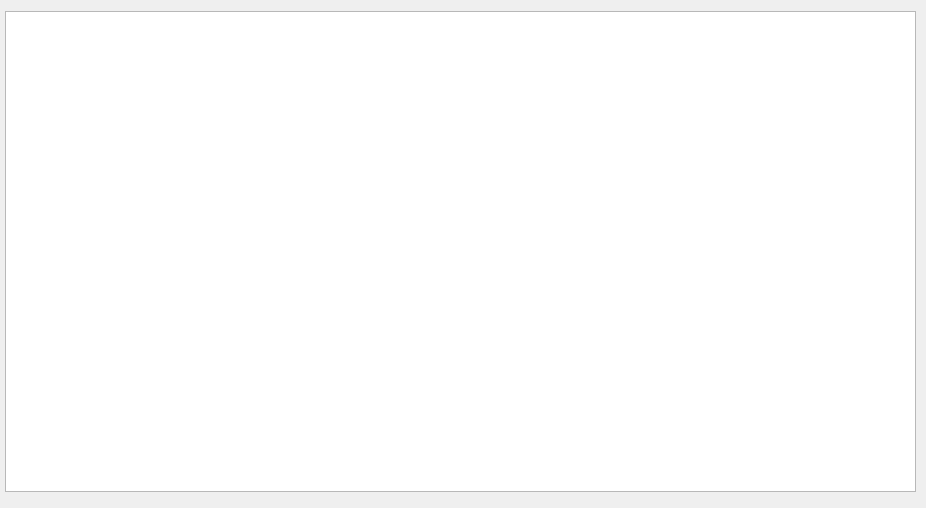
Qt form teams.ui (PrincePepper/DVFU_Course_work_2020_yeticup) before a commit.
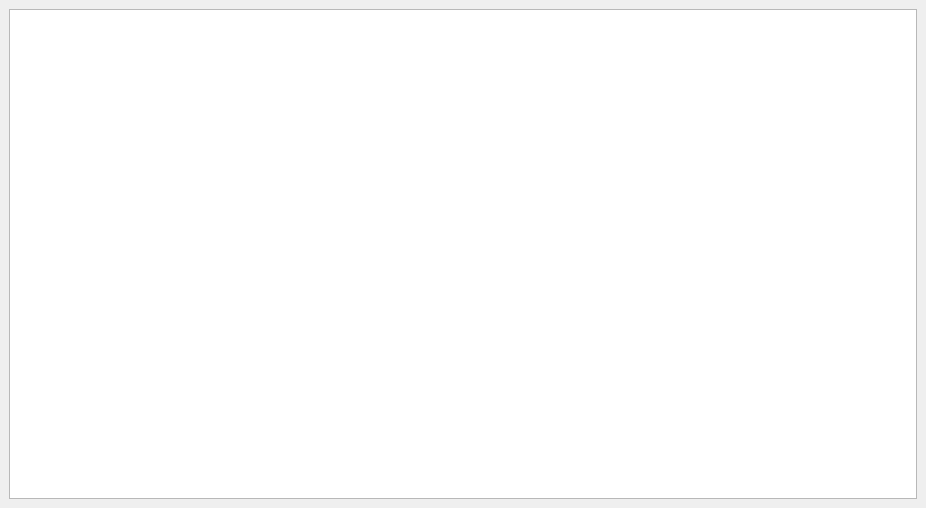
The same form after that commit.

Commit message: теперь элементы в окнах меняют местоположение при растягивании

The edit to the form file:
```diff
--- a/teams.ui
+++ b/teams.ui
@@ -28,15 +28,9 @@
      <bold>true</bold>
     </font>
    </property>
+   <layout class="QGridLayout" name="gridLayout">
+    <item row="0" column="0">
    <widget class="QTableWidget" name="table">
-    <property name="geometry">
-     <rect>
-      <x>5</x>
-      <y>11</y>
-      <width>911</width>
-      <height>481</height>
-     </rect>
-    </property>
     <attribute name="horizontalHeaderCascadingSectionResizes">
      <bool>false</bool>
     </attribute>
@@ -50,6 +44,8 @@
      <bool>true</bool>
     </attribute>
    </widget>
+    </item>
+   </layout>
   </widget>
  </widget>
  <resources/>
```
Lines whose indentation alone changed are shown as unchanged. The commit also changes 6 other files.
